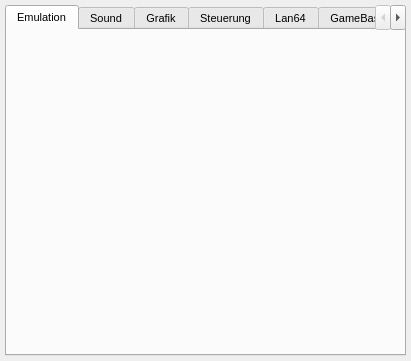
The window that setup_window.ui (ThKattanek/emu64) describes before a commit, drawn with Qt 5.
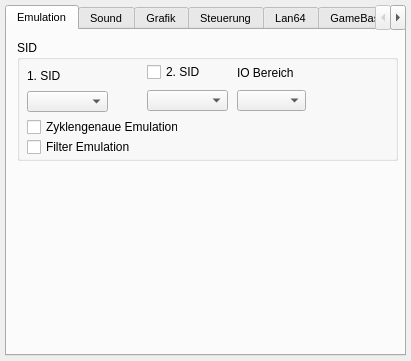
The same window after the commit. The open tabs and pages were chosen to show the change.

Commit message: [ticket#91] StereoSID wieder implementiert und alle nötigen SID Einstellungen ins Setup gepackt.

What changed in the file:
```diff
--- a/setup_window.ui
+++ b/setup_window.ui
@@ -34,15 +34,134 @@
     </font>
    </property>
    <property name="currentIndex">
-    <number>2</number>
+    <number>0</number>
+   </property>
+   <property name="documentMode">
+    <bool>false</bool>
    </property>
    <widget class="QWidget" name="EmualtionTab">
     <property name="enabled">
-     <bool>false</bool>
+     <bool>true</bool>
     </property>
     <attribute name="title">
      <string>Emulation</string>
     </attribute>
+    <widget class="QGroupBox" name="FullscreenGroup_2">
+     <property name="enabled">
+      <bool>true</bool>
+     </property>
+     <property name="geometry">
+      <rect>
+       <x>10</x>
+       <y>10</y>
+       <width>381</width>
+       <height>121</height>
+      </rect>
+     </property>
+     <property name="font">
+      <font>
+       <pointsize>9</pointsize>
+      </font>
+     </property>
+     <property name="title">
+      <string>SID</string>
+     </property>
+     <widget class="QComboBox" name="FirstSidTyp">
+      <property name="geometry">
+       <rect>
+        <x>10</x>
+        <y>51</y>
+        <width>81</width>
+        <height>21</height>
+       </rect>
+      </property>
+     </widget>
+     <widget class="QComboBox" name="SecondSidTyp">
+      <property name="geometry">
+       <rect>
+        <x>130</x>
+        <y>50</y>
+        <width>81</width>
+        <height>21</height>
+       </rect>
+      </property>
+     </widget>
+     <widget class="QComboBox" name="SecondSidAddress">
+      <property name="geometry">
+       <rect>
+        <x>220</x>
+        <y>50</y>
+        <width>69</width>
+        <height>21</height>
+       </rect>
+      </property>
+     </widget>
+     <widget class="QLabel" name="label_6">
+      <property name="geometry">
+       <rect>
+        <x>10</x>
+        <y>25</y>
+        <width>47</width>
+        <height>21</height>
+       </rect>
+      </property>
+      <property name="text">
+       <string>1. SID</string>
+      </property>
+     </widget>
+     <widget class="QCheckBox" name="SecondSidEnable">
+      <property name="geometry">
+       <rect>
+        <x>130</x>
+        <y>22</y>
+        <width>70</width>
+        <height>20</height>
+       </rect>
+      </property>
+      <property name="text">
+       <string>2. SID</string>
+      </property>
+     </widget>
+     <widget class="QLabel" name="sid_io_label">
+      <property name="geometry">
+       <rect>
+        <x>220</x>
+        <y>25</y>
+        <width>61</width>
+        <height>16</height>
+       </rect>
+      </property>
+      <property name="text">
+       <string>IO Bereich</string>
+      </property>
+     </widget>
+     <widget class="QCheckBox" name="SidCycleExactEnable">
+      <property name="geometry">
+       <rect>
+        <x>10</x>
+        <y>77</y>
+        <width>151</width>
+        <height>20</height>
+       </rect>
+      </property>
+      <property name="text">
+       <string>Zyklengenaue Emulation</string>
+      </property>
+     </widget>
+     <widget class="QCheckBox" name="SidFilterEnable">
+      <property name="geometry">
+       <rect>
+        <x>10</x>
+        <y>97</y>
+        <width>151</width>
+        <height>20</height>
+       </rect>
+      </property>
+      <property name="text">
+       <string>Filter Emulation</string>
+      </property>
+     </widget>
+    </widget>
    </widget>
    <widget class="QWidget" name="SoundTab">
     <property name="enabled">
```
Left out of the diff: 4 changed lines with no effect on the pictures. The commit also changes 8 other files.
